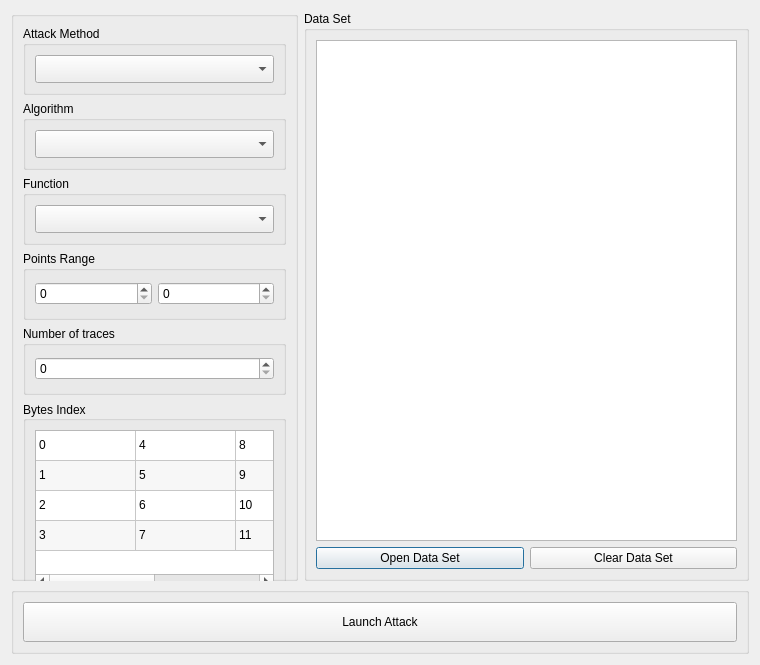
Old version of the form attackwindow.ui in the repository FdLSifu/qscat.
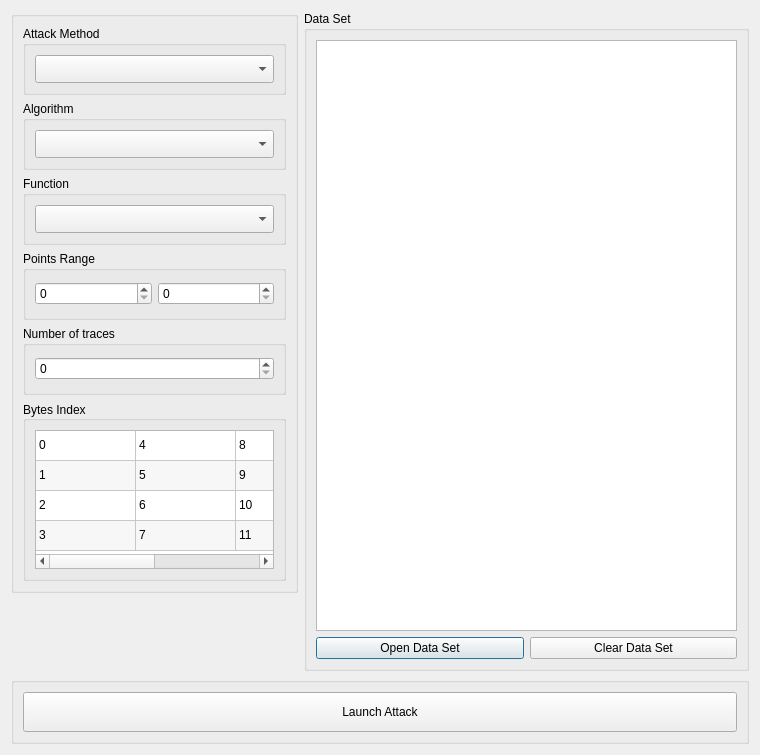
New version of the form.

Commit message: Fixed Attack Window Dynamic Layout

Patch:
```diff
--- a/attackwindow.ui
+++ b/attackwindow.ui
@@ -7,7 +7,7 @@
     <x>0</x>
     <y>0</y>
     <width>760</width>
-    <height>633</height>
+    <height>755</height>
    </rect>
   </property>
   <property name="sizePolicy">
@@ -121,7 +121,7 @@
    <item row="2" column="0" colspan="2">
     <widget class="QGroupBox" name="groupBox">
      <layout class="QGridLayout" name="gridLayout_3">
-      <item row="0" column="0">
+      <item row="1" column="0">
        <widget class="QPushButton" name="attackButton">
         <property name="minimumSize">
          <size>
@@ -147,14 +147,14 @@
      </property>
      <property name="minimumSize">
       <size>
-       <width>250</width>
+       <width>280</width>
        <height>0</height>
       </size>
      </property>
      <property name="maximumSize">
       <size>
        <width>300</width>
-       <height>570</height>
+       <height>750</height>
       </size>
      </property>
      <layout class="QGridLayout" name="gridLayout_10">
@@ -350,7 +350,7 @@
         <property name="minimumSize">
          <size>
           <width>0</width>
-          <height>200</height>
+          <height>180</height>
          </size>
         </property>
         <property name="layoutDirection">
@@ -374,9 +374,21 @@
              <verstretch>0</verstretch>
             </sizepolicy>
            </property>
+           <property name="minimumSize">
+            <size>
+             <width>0</width>
+             <height>0</height>
+            </size>
+           </property>
            <property name="mouseTracking">
             <bool>true</bool>
            </property>
+           <property name="sizeAdjustPolicy">
+            <enum>QAbstractScrollArea::AdjustToContents</enum>
+           </property>
+           <property name="autoScroll">
+            <bool>true</bool>
+           </property>
            <property name="alternatingRowColors">
             <bool>true</bool>
            </property>
```
Left out of the diff: 26 changed lines with no effect on the pictures.
